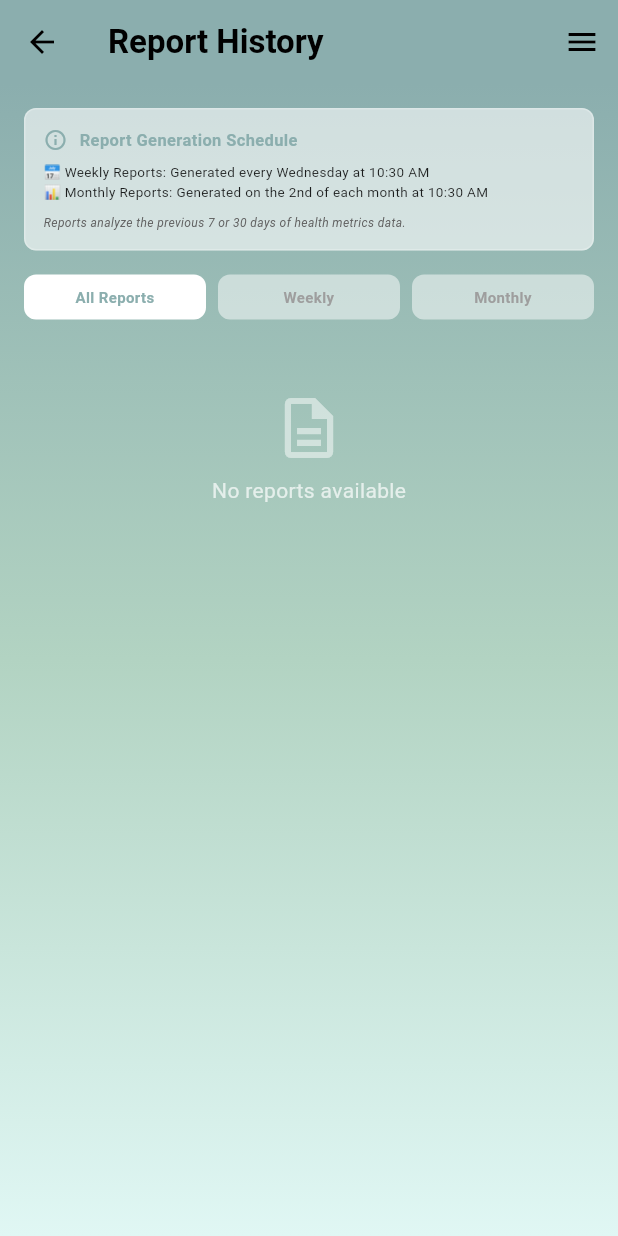
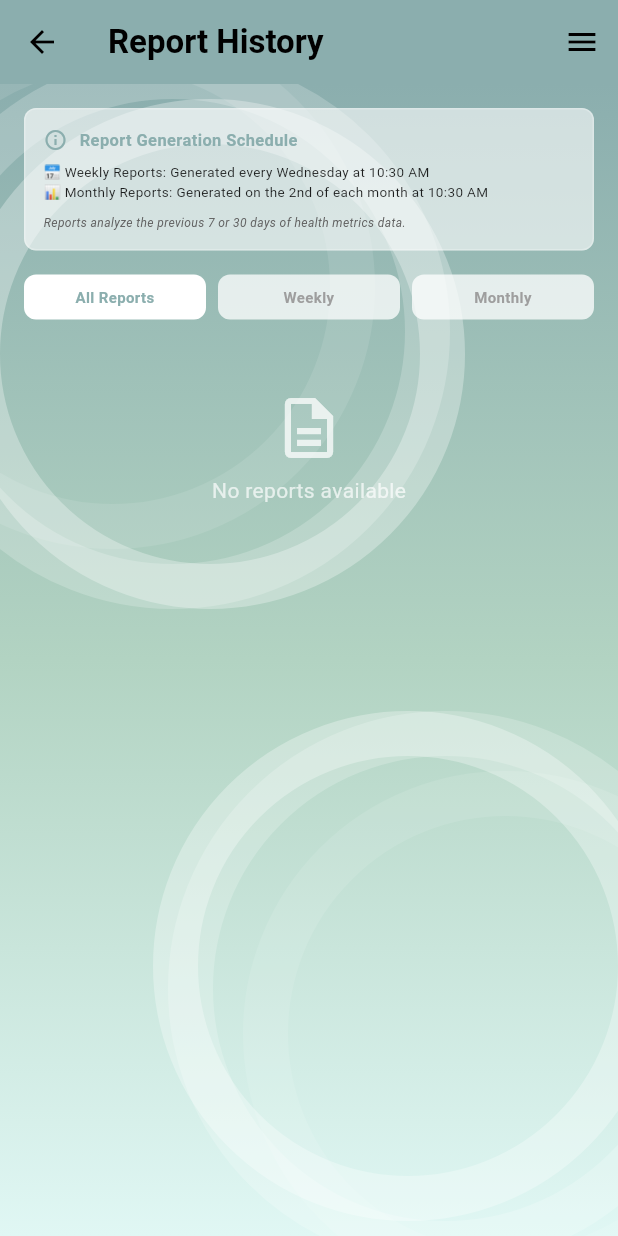
Before and after one commit to lula1450/SETAP-B, a Flutter app: the HealthRecordsPage screen opened directly, after a tap on the "menu" icon, after a tap on "Report History", on a phone screen of 412 x 824 dp. Run offline on Flutter 3.47's test engine with Material 3 defaults, Android fonts, the phone set to English and light mode, and no system bars; our stand-ins replace file_picker, fl_chart, image_picker, open_filex, pdf, printing and 1 more; accounts and stored records are empty; network calls fail.

Commit message:
chnage bg colours, added circles, chnages opacity

```diff
--- a/frontend/maincode/lib/health_records.dart
+++ b/frontend/maincode/lib/health_records.dart
@@ -831,20 +831,16 @@ class _HealthRecordsPageState extends State<HealthRecordsPage> {
   @override
   Widget build(BuildContext context) {
     return Scaffold(
-      backgroundColor: const Color(0xFFF5F7FA),
+      backgroundColor: Colors.transparent,
       endDrawer: const AppDrawer(),
       appBar: AppBar(
         title: const Text(
           'Health Records',
           style: TextStyle(fontWeight: FontWeight.w600),
         ),
-        backgroundColor: Colors.white,
+        backgroundColor: const Color.fromARGB(255, 139, 174, 174),
         foregroundColor: Colors.black87,
         elevation: 0,
-        bottom: PreferredSize(
-          preferredSize: const Size.fromHeight(1),
-          child: Container(color: const Color(0xFFE8ECF0), height: 1),
-        ),
         actions: [
           Builder(
             builder: (context) => IconButton(
@@ -854,11 +850,55 @@ class _HealthRecordsPageState extends State<HealthRecordsPage> {
           ),
         ],
       ),
-      body: _isLoading
-          ? const Center(child: CircularProgressIndicator())
-          : ListView(
-              padding: const EdgeInsets.all(16),
-              children: [
+      body: Stack(
+        children: [
+          Positioned.fill(
+            child: Container(
+              decoration: const BoxDecoration(
+                gradient: LinearGradient(
+                  begin: Alignment.topCenter,
+                  end: Alignment.bottomCenter,
+                  colors: [Color(0xFF8BAEAE), Color(0xFFB2D3C2), Color(0xFFE0F7F4)],
+                ),
+              ),
+            ),
+          ),
+          Positioned(
+            top: -40,
+            left: -100,
+            child: _backgroundCircle(350, Colors.white.withValues(alpha: 0.1)),
+          ),
+          Positioned(
+            top: -20,
+            left: -70,
+            child: _backgroundCircle(370, Colors.white.withValues(alpha: 0.2)),
+          ),
+          Positioned(
+            top: 10,
+            left: -30,
+            child: _backgroundCircle(340, Colors.white.withValues(alpha: 0.3)),
+          ),
+          Positioned(
+            bottom: -40,
+            right: -100,
+            child: _backgroundCircle(350, Colors.white.withValues(alpha: 0.1)),
+          ),
+          Positioned(
+            bottom: -20,
+            right: -70,
+            child: _backgroundCircle(370, Colors.white.withValues(alpha: 0.2)),
+          ),
+          Positioned(
+            bottom: 10,
+            right: -30,
+            child: _backgroundCircle(340, Colors.white.withValues(alpha: 0.3)),
+          ),
+          Positioned.fill(
+            child: _isLoading
+                ? const Center(child: CircularProgressIndicator())
+                : ListView(
+                    padding: const EdgeInsets.all(16),
+                    children: [
                 // Medications
                 _buildSectionCard(
                   title: 'Medications',
@@ -941,6 +981,20 @@ class _HealthRecordsPageState extends State<HealthRecordsPage> {
                 const SizedBox(height: 24),
               ],
             ),
+          ),
+        ],
+      ),
+    );
+  }
+
+  Widget _backgroundCircle(double size, Color color) {
+    return Container(
+      width: size,
+      height: size,
+      decoration: BoxDecoration(
+        shape: BoxShape.circle,
+        border: Border.all(color: color, width: 30),
+      ),
     );
   }
 
@@ -952,7 +1006,7 @@ class _HealthRecordsPageState extends State<HealthRecordsPage> {
 
     return Container(
       decoration: BoxDecoration(
-        color: Colors.white,
+        color: Colors.white.withValues(alpha: 0.8),
         borderRadius: BorderRadius.circular(16),
         boxShadow: [
           BoxShadow(
@@ -1002,7 +1056,7 @@ class _HealthRecordsPageState extends State<HealthRecordsPage> {
                   child: Container(
                     padding: const EdgeInsets.all(6),
                     decoration: BoxDecoration(
-                      color: accentColor.withValues(alpha: 0.1),
+                      color: accentColor.withValues(alpha: 0.03),
                       borderRadius: BorderRadius.circular(8),
                     ),
                     child: const Icon(
@@ -1121,7 +1175,7 @@ class _HealthRecordsPageState extends State<HealthRecordsPage> {
                                         vertical: 2,
                                       ),
                                       decoration: BoxDecoration(
-                                        color: accentColor.withValues(alpha: 0.1),
+                                        color: accentColor.withValues(alpha: 0.03),
                                         borderRadius: BorderRadius.circular(20),
                                       ),
                                       child: Text(
@@ -1204,7 +1258,7 @@ class _HealthRecordsPageState extends State<HealthRecordsPage> {
   }) {
     return Container(
       decoration: BoxDecoration(
-        color: Colors.white,
+        color: Colors.white.withValues(alpha: 0.8),
         borderRadius: BorderRadius.circular(16),
         boxShadow: [
           BoxShadow(
@@ -1249,7 +1303,7 @@ class _HealthRecordsPageState extends State<HealthRecordsPage> {
                   child: Container(
                     padding: const EdgeInsets.all(6),
                     decoration: BoxDecoration(
-                      color: accentColor.withValues(alpha: 0.1),
+                      color: accentColor.withValues(alpha: 0.03),
                       borderRadius: BorderRadius.circular(8),
                     ),
                     child: Icon(Icons.add, color: accentColor, size: 18),
@@ -1390,7 +1444,7 @@ class _RecordItemWidget extends StatelessWidget {
           Container(
             padding: const EdgeInsets.symmetric(horizontal: 10, vertical: 4),
             decoration: BoxDecoration(
-              color: trailingColor.withValues(alpha: 0.12),
+              color: trailingColor.withValues(alpha: 0.04),
               borderRadius: BorderRadius.circular(20),
             ),
             child: Text(
--- a/frontend/maincode/lib/report_history.dart
+++ b/frontend/maincode/lib/report_history.dart
@@ -366,9 +366,10 @@ class _ReportHistoryPageState extends State<ReportHistoryPage> {
           ),
         ],
       ),
-      body: Container(
-        width: double.infinity,
-        height: double.infinity,
+      body: Stack(
+        children: [
+          Positioned.fill(
+            child: Container(
               decoration: const BoxDecoration(
                 gradient: LinearGradient(
                   begin: Alignment.topCenter,
@@ -380,6 +381,39 @@ class _ReportHistoryPageState extends State<ReportHistoryPage> {
                   ],
                 ),
               ),
+            ),
+          ),
+          Positioned(
+            top: -40,
+            left: -100,
+            child: _backgroundCircle(350, Colors.white.withValues(alpha: 0.1)),
+          ),
+          Positioned(
+            top: -20,
+            left: -70,
+            child: _backgroundCircle(370, Colors.white.withValues(alpha: 0.2)),
+          ),
+          Positioned(
+            top: 10,
+            left: -30,
+            child: _backgroundCircle(340, Colors.white.withValues(alpha: 0.3)),
+          ),
+          Positioned(
+            bottom: -40,
+            right: -100,
+            child: _backgroundCircle(350, Colors.white.withValues(alpha: 0.1)),
+          ),
+          Positioned(
+            bottom: -20,
+            right: -70,
+            child: _backgroundCircle(370, Colors.white.withValues(alpha: 0.2)),
+          ),
+          Positioned(
+            bottom: 10,
+            right: -30,
+            child: _backgroundCircle(340, Colors.white.withValues(alpha: 0.3)),
+          ),
+          Positioned.fill(
             child: _isLoading
               ? const Center(child: CircularProgressIndicator())
               : SingleChildScrollView(
@@ -420,7 +454,7 @@ class _ReportHistoryPageState extends State<ReportHistoryPage> {
                                     decoration: BoxDecoration(
                                       color: isSelected
                                           ? Colors.white
-                                          : Colors.white.withOpacity(0.5),
+                                          : Colors.white.withValues(alpha: 0.75),
                                       borderRadius: BorderRadius.circular(12),
                                       border: Border.all(
                                         color: isSelected
@@ -506,7 +540,7 @@ class _ReportHistoryPageState extends State<ReportHistoryPage> {
                               decoration: BoxDecoration(
                                 color: _filterFrequency == "all"
                                     ? Colors.white
-                                    : Colors.white.withOpacity(0.5),
+                                    : Colors.white.withValues(alpha: 0.75),
                                 borderRadius: BorderRadius.circular(8),
                               ),
                               child: Text(
@@ -533,7 +567,7 @@ class _ReportHistoryPageState extends State<ReportHistoryPage> {
                               decoration: BoxDecoration(
                                 color: _filterFrequency == "weekly"
                                     ? Colors.white
-                                    : Colors.white.withOpacity(0.5),
+                                    : Colors.white.withValues(alpha: 0.75),
                                 borderRadius: BorderRadius.circular(8),
                               ),
                               child: Text(
@@ -560,7 +594,7 @@ class _ReportHistoryPageState extends State<ReportHistoryPage> {
                               decoration: BoxDecoration(
                                 color: _filterFrequency == "monthly"
                                     ? Colors.white
-                                    : Colors.white.withOpacity(0.5),
+                                    : Colors.white.withValues(alpha: 0.75),
                                 borderRadius: BorderRadius.circular(8),
                               ),
                               child: Text(
@@ -590,7 +624,7 @@ class _ReportHistoryPageState extends State<ReportHistoryPage> {
                               Icon(
                                 Icons.description_outlined,
                                 size: 48,
-                                color: Colors.white.withOpacity(0.5),
+                                color: Colors.white.withValues(alpha: 0.75),
                               ),
                               const SizedBox(height: 8),
                               Text(
@@ -615,6 +649,19 @@ class _ReportHistoryPageState extends State<ReportHistoryPage> {
                 ),
               ),
             ),
+        ],
+      ),
+    );
+  }
+
+  Widget _backgroundCircle(double size, Color color) {
+    return Container(
+      width: size,
+      height: size,
+      decoration: BoxDecoration(
+        shape: BoxShape.circle,
+        border: Border.all(color: color, width: 30),
+      ),
     );
   }
 }
```
Also changed, not shown: frontend/maincode/lib/vet_contacts.dart (+51 -4 lines). Lines whose indentation alone changed are shown as unchanged.
